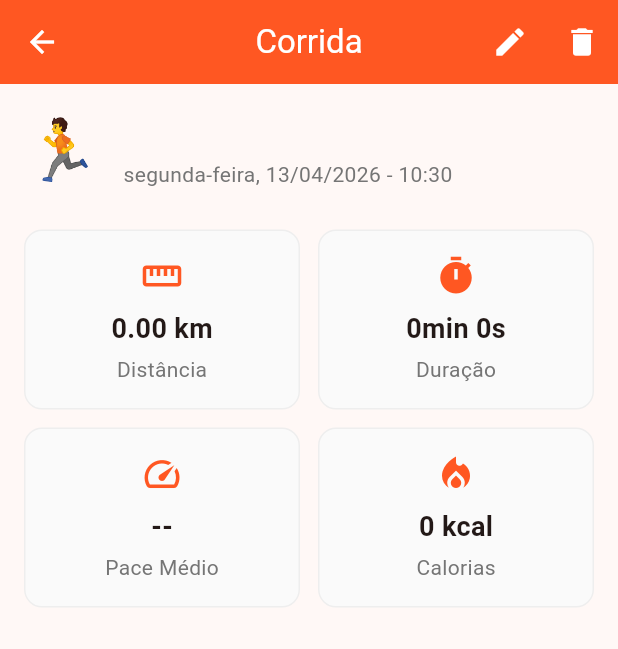
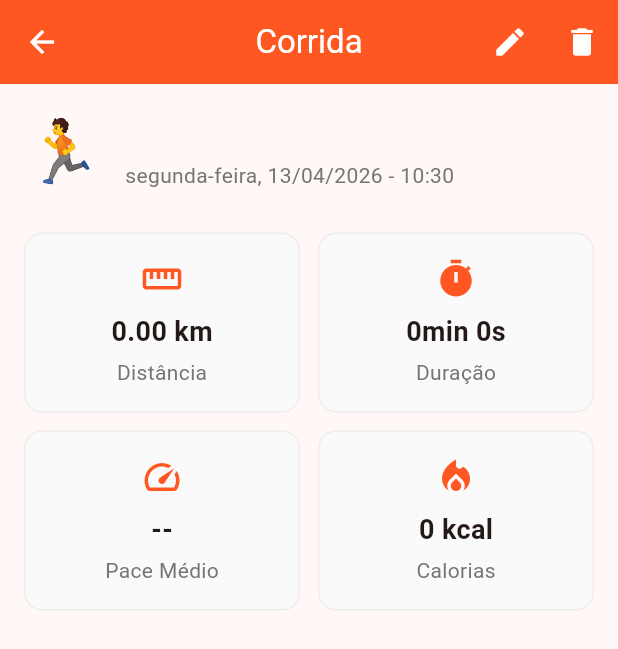
Before and after one commit to Pasblinn/stride-app, a Flutter app: the ActivityDetailPage screen opened directly with empty values, on a phone screen of 412 x 824 dp. Shown: the top 649 px of the screen. Run offline on Flutter 3.47's test engine with Material 3 defaults, Android fonts, the phone set to English and light mode, and no system bars; our stand-ins replace shared_preferences; accounts and stored records are empty.

Commit message:
Feat: Refactoring and adding new infos to repositories(activity and user). Also refactoring view

```diff
--- a/lib/controllers/activity_controller.dart
+++ b/lib/controllers/activity_controller.dart
@@ -63,7 +63,7 @@ class ActivityController extends ChangeNotifier {
       loadActivities(activity.userId);
       return true;
     }
-    _errorMessage = 'Erro ao atualizar atividade';
+    _errorMessage = 'Erro ao atualizar atividade.';
     notifyListeners();
     return false;
   }
@@ -75,7 +75,7 @@ class ActivityController extends ChangeNotifier {
       loadActivities(userId);
       return true;
     }
-    _errorMessage = 'Erro ao remover atividade';
+    _errorMessage = 'Erro ao remover atividade.';
     notifyListeners();
     return false;
   }
--- a/lib/repositories/activity_repository.dart
+++ b/lib/repositories/activity_repository.dart
@@ -62,6 +62,18 @@ class ActivityRepository {
       averagePace: 5.33,
       calories: 490,
     ),
+    ActivityModel(
+      id: '6',
+      userId: '1',
+      title: 'Corrida de tiro',
+      description: 'Treino de tiros na pista',
+      type: ActivityType.running,
+      distance: 6.0,
+      duration: const Duration(minutes: 32),
+      date: DateTime.now().subtract(const Duration(days: 2)),
+      averagePace: 4.22,
+      calories: 850,
+    ),
   ];
 
   int _nextId = 6;
--- a/lib/repositories/user_repository.dart
+++ b/lib/repositories/user_repository.dart
@@ -13,6 +13,15 @@ class UserRepository {
       totalDistance: 127.5,
       totalActivities: 23,
       totalTime: const Duration(hours: 18, minutes: 45),
+    ),
+    UserModel(
+      id: '2',
+      name: 'Fabio',
+      email: 'fabio@gmail.com',
+      password: '123456',
+      totalDistance: 55.9,
+      totalActivities: 16,
+      totalTime: const Duration(hours: 14, minutes: 15),
     ),
   ];
 
--- a/lib/views/activity_detail_page.dart
+++ b/lib/views/activity_detail_page.dart
@@ -47,7 +47,7 @@ class ActivityDetailPage extends StatelessWidget {
             // Cabeçalho com ícone e título
             Row(
               children: [
-                Text(activity.type.icon, style: const TextStyle(fontSize: 40)),
+                Text(activity.type.icon, style: const TextStyle(fontSize: 41)),
                 const SizedBox(width: 16),
                 Expanded(
                   child: Column(
--- a/lib/views/stats_page.dart
+++ b/lib/views/stats_page.dart
@@ -26,7 +26,7 @@ class StatsPage extends StatelessWidget {
                   Icon(Icons.bar_chart, size: 64, color: Colors.grey),
                   SizedBox(height: 16),
                   Text(
-                    'Sem dados para exibir',
+                    'Sem dados para exibir.',
                     style: TextStyle(color: Colors.grey, fontSize: 16),
                   ),
                 ],
@@ -45,7 +45,7 @@ class StatsPage extends StatelessWidget {
               children: [
                 // Card de resumo geral
                 const Text(
-                  'Resumo Geral',
+                  'Resumo Geral.',
                   style: TextStyle(fontSize: 20, fontWeight: FontWeight.bold),
                 ),
                 const SizedBox(height: 12),
@@ -96,7 +96,7 @@ class StatsPage extends StatelessWidget {
 
                 // Estatísticas por tipo de atividade
                 const Text(
-                  'Por Tipo de Atividade',
+                  'Por Tipo de Atividade.',
                   style: TextStyle(fontSize: 20, fontWeight: FontWeight.bold),
                 ),
                 const SizedBox(height: 12),
```
